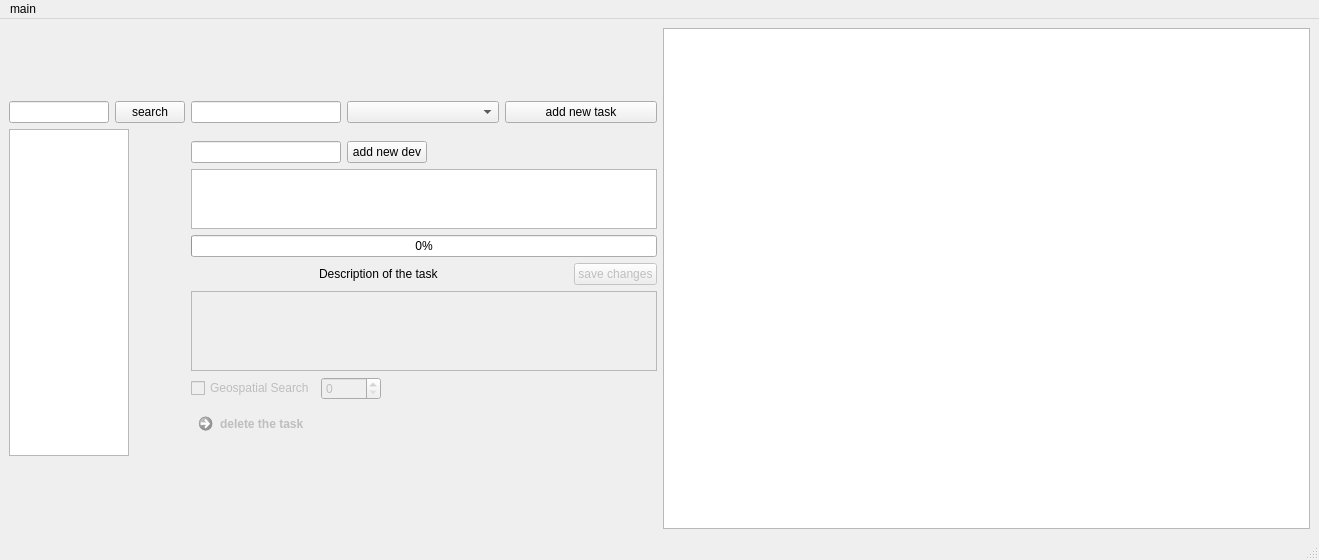
First picture: the form in gantt.ui, repository thedanzjl/gantt, before the edit.
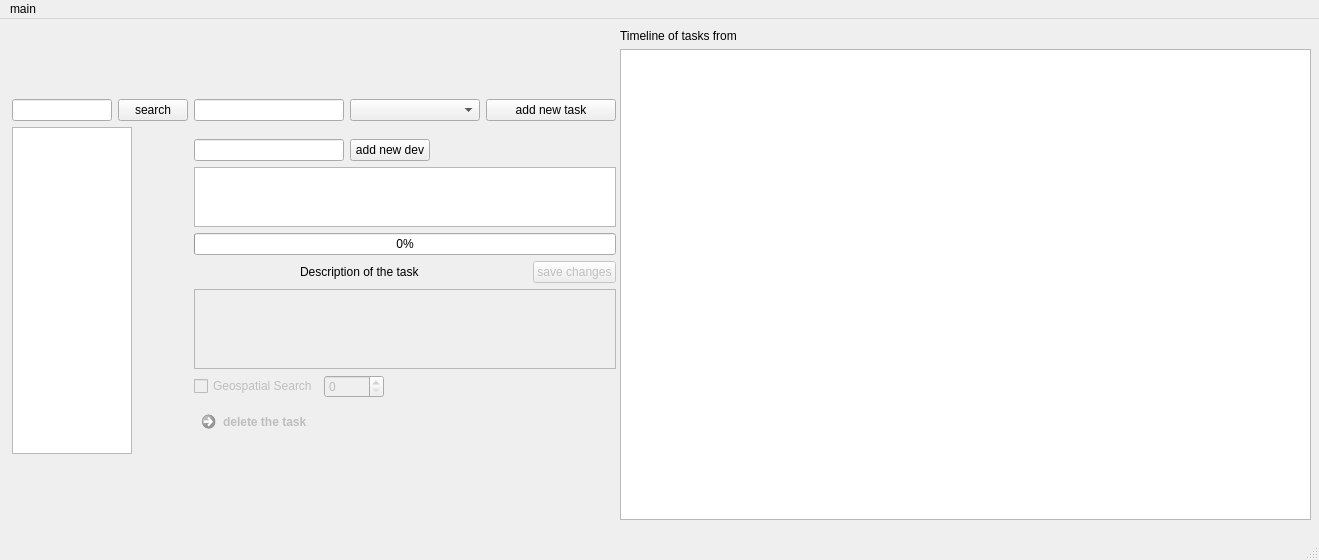
Second picture: the form after the edit. Icons and pictures are not drawn.

Commit message: added progress in main table under task names

The edit to the form file:
```diff
--- a/gantt.ui
+++ b/gantt.ui
@@ -20,8 +20,41 @@
    <string>MainWindow</string>
   </property>
   <widget class="QWidget" name="centralwidget">
-   <layout class="QHBoxLayout" name="horizontalLayout_7">
+   <widget class="QWidget" name="verticalLayoutWidget">
+    <property name="geometry">
+     <rect>
+      <x>620</x>
+      <y>10</y>
+      <width>691</width>
+      <height>491</height>
+     </rect>
+    </property>
+    <layout class="QVBoxLayout" name="verticalLayout_2">
     <item>
+      <widget class="QLabel" name="timelineLabel">
+       <property name="text">
+        <string>Timeline of tasks from </string>
+       </property>
+      </widget>
+     </item>
+     <item>
+      <widget class="QTableWidget" name="timelineTable">
+       <property name="editTriggers">
+        <set>QAbstractItemView::NoEditTriggers</set>
+       </property>
+      </widget>
+     </item>
+    </layout>
+   </widget>
+   <widget class="QWidget" name="">
+    <property name="geometry">
+     <rect>
+      <x>12</x>
+      <y>12</y>
+      <width>604</width>
+      <height>491</height>
+     </rect>
+    </property>
      <layout class="QFormLayout" name="formLayout">
       <item row="0" column="0">
        <layout class="QVBoxLayout" name="verticalLayout">
@@ -376,15 +409,7 @@
        </layout>
       </item>
      </layout>
-    </item>
-    <item>
-     <widget class="QTableWidget" name="timelineTable">
-      <property name="editTriggers">
-       <set>QAbstractItemView::NoEditTriggers</set>
-      </property>
-     </widget>
-    </item>
-   </layout>
+   </widget>
   </widget>
   <widget class="QStatusBar" name="statusbar"/>
   <widget class="QMenuBar" name="menubar">
```
Lines whose indentation alone changed are shown as unchanged. The commit also changes 2 other files.
